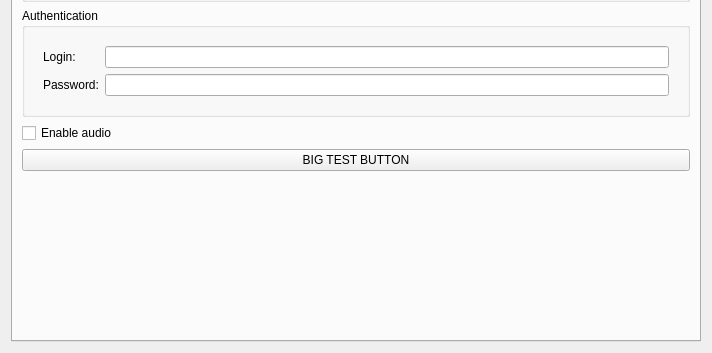
Qt form client/src/ui/widgets/properties/single_camera_settings_widget.ui (networkoptix/nx_open) before a commit; both pictures show x 0 to 712 and y 238 to 591 of the 712 by 591 pixel window.
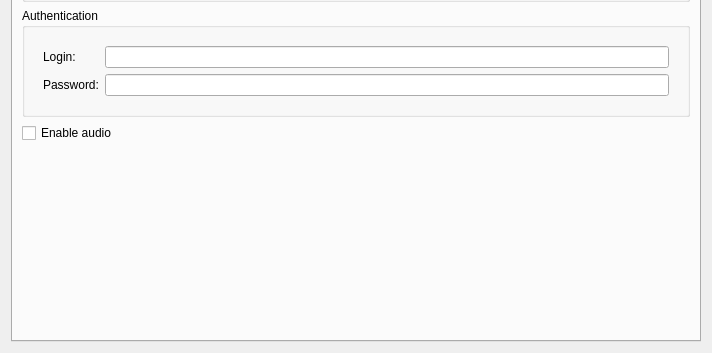
The same form after that commit. Custom widgets are drawn as their Qt base class.

```diff
--- a/client/src/ui/widgets/properties/single_camera_settings_widget.ui
+++ b/client/src/ui/widgets/properties/single_camera_settings_widget.ui
@@ -196,13 +196,6 @@
          </property>
         </widget>
        </item>
-       <item>
-        <widget class="QPushButton" name="bigTestButton">
-         <property name="text">
-          <string>BIG TEST BUTTON</string>
-         </property>
-        </widget>
-       </item>
        <item>
         <spacer name="verticalSpacer">
          <property name="orientation">
```
